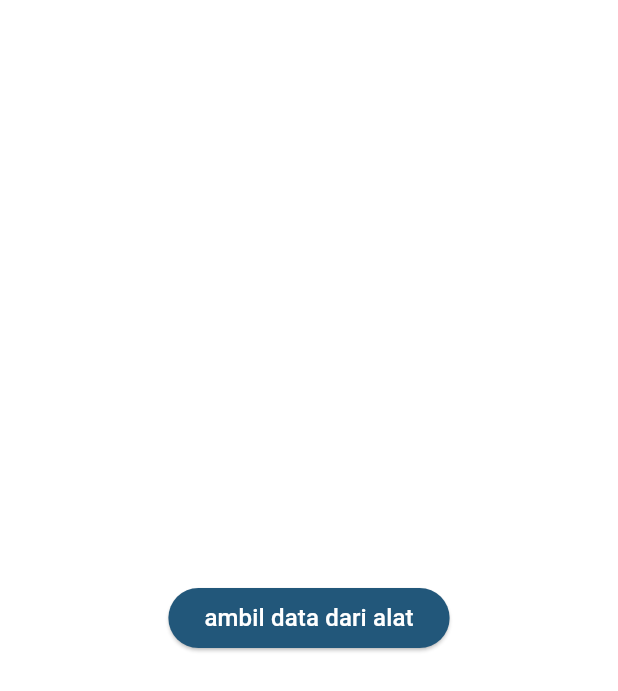
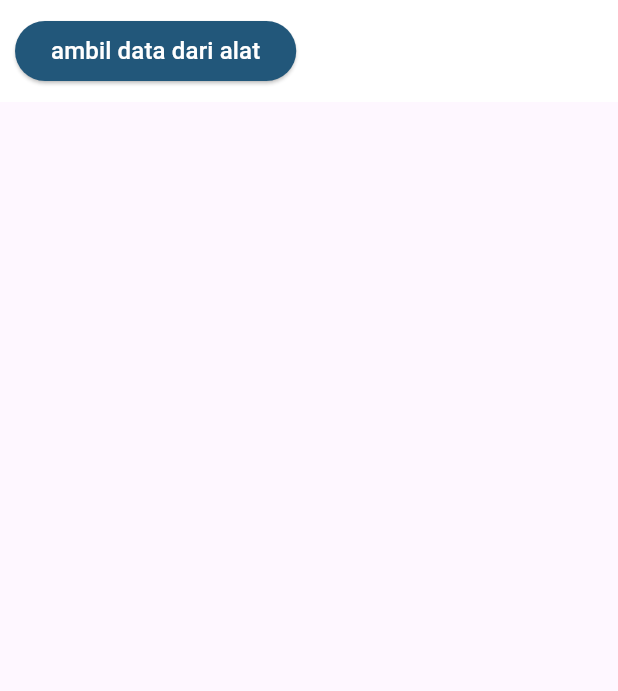
Before and after one commit to izasoerya/stun_sync, a Flutter app: the MqttDataFetcher widget shown alone on an empty page, opened directly, on a phone screen of 412 x 824 dp. Shown: the top 691 px of the screen. Run offline on Flutter 3.47's test engine with Material 3 defaults, Android fonts, the phone set to English and light mode, and no system bars; our stand-ins replace awesome_snackbar_content, flutter_riverpod, go_router, permission_handler, riverpod, sqflite and 1 more; missing offline and left inert: excel, mqtt_client; accounts and stored records are empty.

```diff
--- a/lib/components/atom/get_data_frommqtt.dart
+++ b/lib/components/atom/get_data_frommqtt.dart
@@ -12,12 +12,9 @@ class MqttDataFetcher extends ConsumerWidget {
   @override
   Widget build(BuildContext context, WidgetRef ref) {
     return Container(
-      alignment: Alignment.center,
       padding: const EdgeInsets.all(10),
-      color: Colors.white, // Set the background color to white
+      color: Colors.white,
       child: Row(
-        mainAxisAlignment: MainAxisAlignment.center,
-        crossAxisAlignment: CrossAxisAlignment.center,
         children: [
           ElevatedButton(
             onPressed: () async {
```
